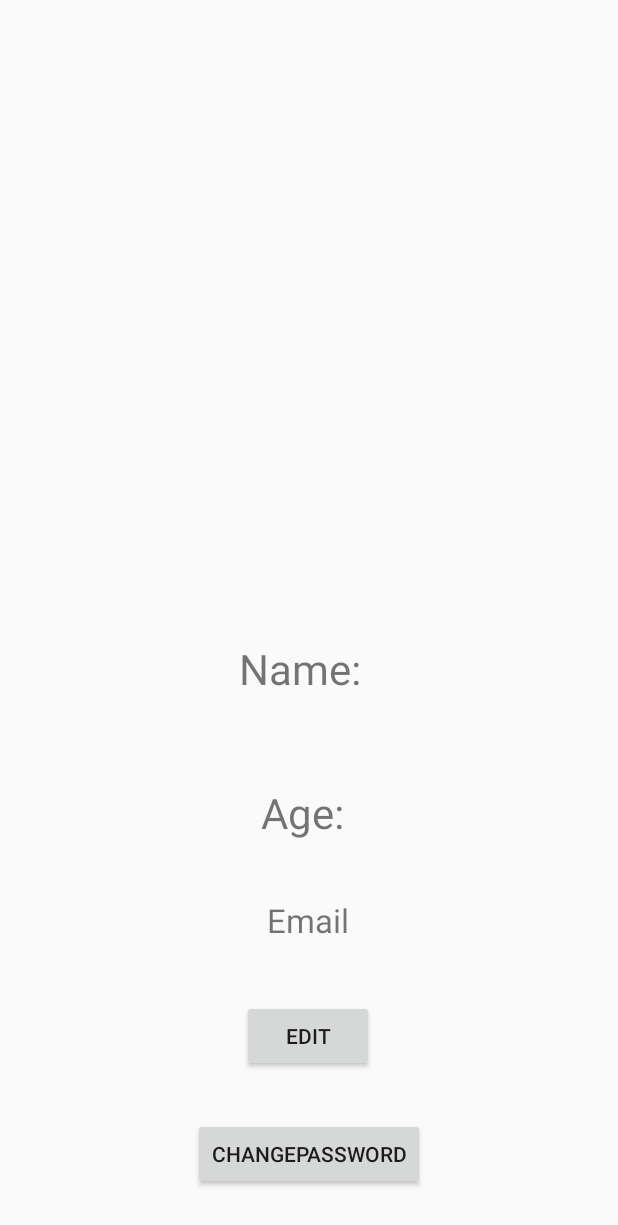
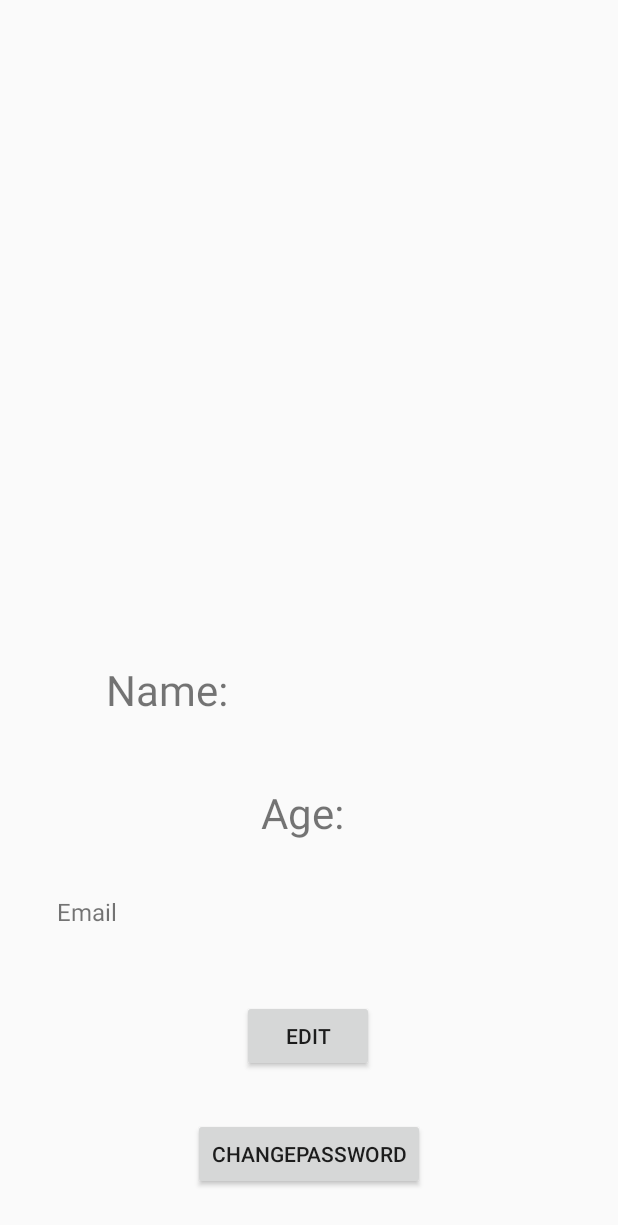
Before and after one commit to sham44/utmreservationapp, an Android app: the layout activity_profile.xml on its own in the app's theme, with its tools: preview values and no code run, on a phone screen of 412 x 824 dp. Shown: the top 1225 px of the screen. Run offline under Robolectric (Android 15) with nearby library versions, the phone set to English and light mode, and no system bars.

Commit message:
FIXED PROFILE PAGE ------> SEND USERDATA IN DATABASE & PROFILE PAGE (ANDROID MANIFEST PROBLEM) -----> FIXED

```diff
--- a/LoginDemo/LoginDemo/app/src/main/AndroidManifest.xml
+++ b/LoginDemo/LoginDemo/app/src/main/AndroidManifest.xml
@@ -22,6 +22,7 @@
         <activity android:name=".PasswordActivity"></activity>
         <activity android:name=".RegistrationActivity" />
         <activity android:name=".SecondActivity" />
+        <activity android:name=".ProfileActivity" />
         <activity android:name=".MainActivity">
             <intent-filter>
                 <action android:name="android.intent.action.MAIN" />
--- a/LoginDemo/LoginDemo/app/src/main/java/com/example/utmreserve/UserProfile.java
+++ b/LoginDemo/LoginDemo/app/src/main/java/com/example/utmreserve/UserProfile.java
@@ -1,11 +1,9 @@
 package com.example.utmreserve;
-
-
 
 public class UserProfile {
 
-    public String userEmail;
-    public String userName;
+    private String userEmail;
+    private String userName;
 
     public UserProfile(){
     }
--- a/LoginDemo/LoginDemo/app/src/main/res/layout/activity_profile.xml
+++ b/LoginDemo/LoginDemo/app/src/main/res/layout/activity_profile.xml
@@ -8,8 +8,8 @@
 
     <TextView
         android:id="@+id/tvProfileName"
-        android:layout_width="92dp"
-        android:layout_height="61dp"
+        android:layout_width="271dp"
+        android:layout_height="47dp"
         android:layout_marginStart="8dp"
         android:layout_marginEnd="8dp"
         android:layout_marginBottom="336dp"
@@ -17,8 +17,10 @@
         android:textSize="28dp"
         app:layout_constraintBottom_toBottomOf="parent"
         app:layout_constraintEnd_toEndOf="parent"
-        app:layout_constraintHorizontal_bias="0.498"
-        app:layout_constraintStart_toStartOf="parent" />
+        app:layout_constraintHorizontal_bias="0.504"
+        app:layout_constraintStart_toStartOf="parent"
+        app:layout_constraintTop_toTopOf="parent"
+        app:layout_constraintVertical_bias="1.0" />
 
     <TextView
         android:id="@+id/tvProfileAge"
@@ -39,13 +41,13 @@
 
     <TextView
         android:id="@+id/tvProfileEmail"
-        android:layout_width="wrap_content"
-        android:layout_height="wrap_content"
+        android:layout_width="335dp"
+        android:layout_height="31dp"
         android:layout_marginStart="8dp"
         android:layout_marginEnd="8dp"
         android:layout_marginBottom="196dp"
-        android:text="Email"
-        android:textSize="22dp"
+        android:text="Email "
+        android:textSize="16dp"
         app:layout_constraintBottom_toBottomOf="parent"
         app:layout_constraintEnd_toEndOf="parent"
         app:layout_constraintHorizontal_bias="0.498"
```
Also changed, not shown: LoginDemo/LoginDemo/app/src/main/java/com/example/utmreserve/ProfileActivity.java (+16 -10 lines), LoginDemo/LoginDemo/app/src/main/java/com/example/utmreserve/RegistrationActivity.java (+4 -4 lines), LoginDemo/LoginDemo/app/src/main/java/com/example/utmreserve/SecondActivity.java (+10 -8 lines).
